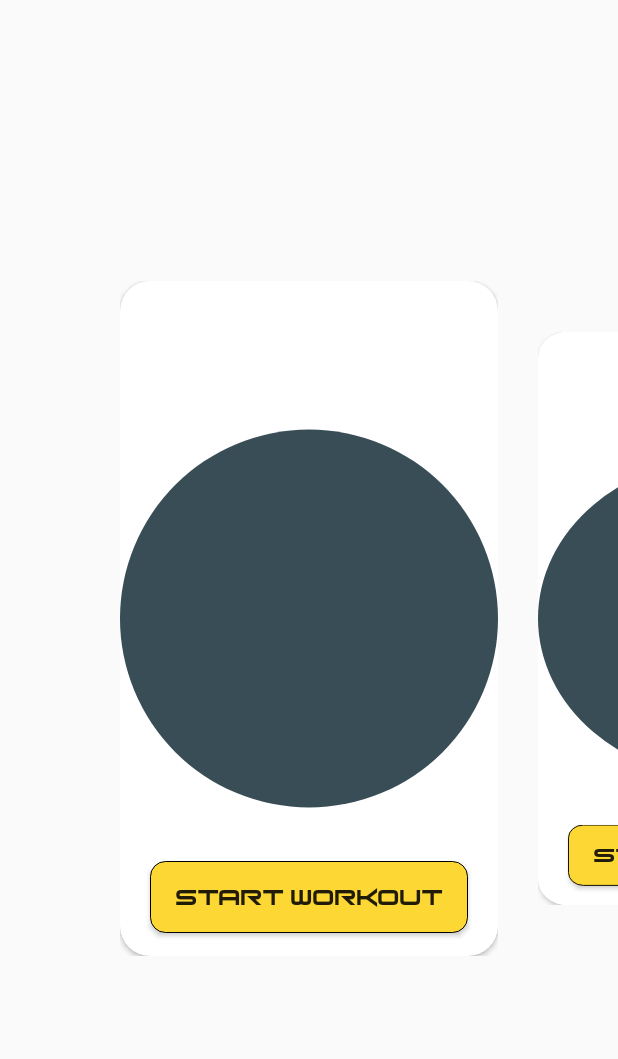
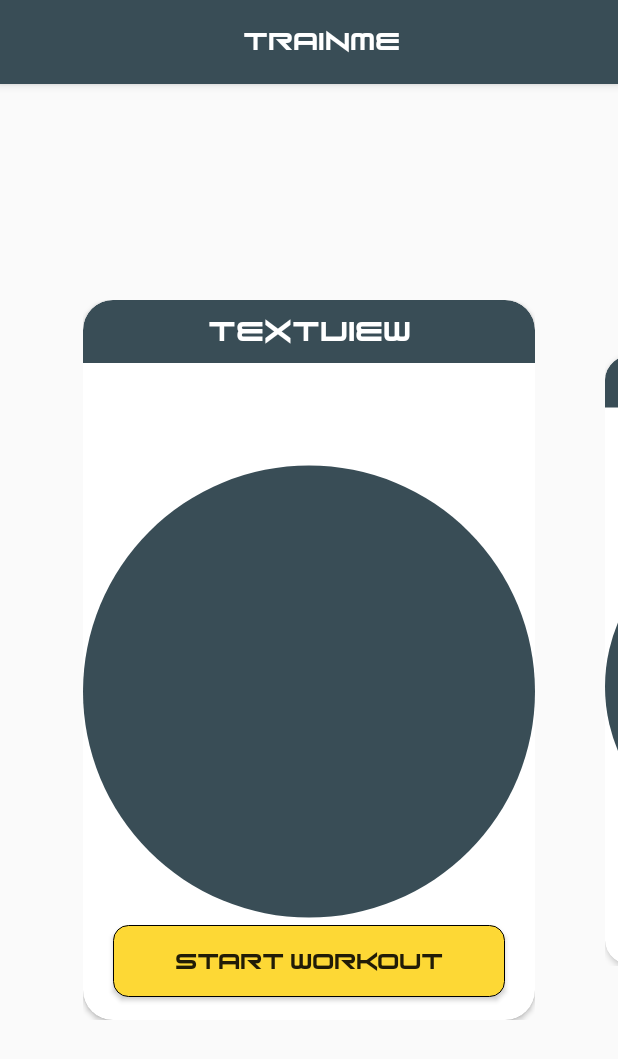
Before and after one commit to BinyaminRobbins/TrainMe, an Android app: the _Page3_SelectWorkout screen opened directly, with no data from a screen before it, on a phone screen of 412 x 824 dp. Shown: the top 1059 px of the screen. Run offline under Robolectric (Android 15) with nearby library versions, the light colour scheme and no system bars; libraries missing offline, so code that uses them is left out: com.makeramen.roundedimageview; plain views replace RoundedImageView; Roboto replaces fonts that are not available here; 3 statements that could not run were skipped.

Commit message:
Added Toolbar

```diff
--- a/app/src/main/AndroidManifest.xml
+++ b/app/src/main/AndroidManifest.xml
@@ -11,7 +11,8 @@
         android:roundIcon="@mipmap/ic_launcher_round"
         android:supportsRtl="true"
         android:theme="@style/AppTheme">
-        <activity android:name="._Page3_SelectWorkout"></activity>
+        <activity android:name="._Page3_SelectWorkout" android:label="@string/app_name">
+        </activity>
         <activity android:name="._Page2_UserDetails" />
         <activity android:name=".Athlete" />
         <activity android:name=".Select_A_Workout" />
--- a/app/src/main/java/com/binyamin/trainme/_Page3_SelectWorkout.java
+++ b/app/src/main/java/com/binyamin/trainme/_Page3_SelectWorkout.java
@@ -2,6 +2,7 @@ package com.binyamin.trainme;
 
 import androidx.annotation.NonNull;
 import androidx.appcompat.app.AppCompatActivity;
+import androidx.appcompat.widget.Toolbar;
 import androidx.viewpager2.widget.CompositePageTransformer;
 import androidx.viewpager2.widget.MarginPageTransformer;
 import androidx.viewpager2.widget.ViewPager2;
@@ -42,7 +43,7 @@ public class _Page3_SelectWorkout extends AppCompatActivity {
         viewPager2.getChildAt(0).setOverScrollMode(View.OVER_SCROLL_NEVER);
 
         CompositePageTransformer compositePageTransformer = new CompositePageTransformer();
-        compositePageTransformer.addTransformer(new MarginPageTransformer(40));
+        compositePageTransformer.addTransformer(new MarginPageTransformer(70));
         compositePageTransformer.addTransformer(new ViewPager2.PageTransformer() {
             @Override
             public void transformPage(@NonNull View page, float position) {
@@ -60,6 +61,9 @@ public class _Page3_SelectWorkout extends AppCompatActivity {
             }
         });
         backButtonCount= 0;
+
+        Toolbar toolbar = findViewById(R.id.toolbar);
+        setSupportActionBar(toolbar);
     }
     private Runnable sliderRunnable = new Runnable() {
         @Override
--- /dev/null
+++ b/app/src/main/res/drawable/textview_custom_workoutheader.xml
@@ -0,0 +1,6 @@
+<?xml version="1.0" encoding="utf-8"?>
+<shape xmlns:android="http://schemas.android.com/apk/res/android" android:shape="rectangle">
+    <solid android:color="@color/colorPrimaryDark"/>
+    <corners android:topLeftRadius="20dp" android:topRightRadius="20dp" android:bottomRightRadius="0dp" android:bottomLeftRadius="0dp"/>
+    <padding android:top="10dp" android:bottom="10dp"/>
+</shape>
--- /dev/null
+++ b/app/src/main/res/layout/_2_toolbar.xml
@@ -0,0 +1,20 @@
+<?xml version="1.0" encoding="utf-8"?>
+<androidx.appcompat.widget.Toolbar xmlns:android="http://schemas.android.com/apk/res/android"
+    android:layout_width="match_parent"
+    android:layout_height="wrap_content"
+    android:background="@color/colorPrimaryDark"
+    android:elevation="4dp"
+    android:theme="@style/ThemeOverlay.AppCompat.Dark.ActionBar"
+    >
+
+    <TextView
+        android:layout_width="match_parent"
+        android:layout_height="match_parent"
+        android:text="@string/app_name"
+        android:textSize="18sp"
+        android:fontFamily="@font/font_fox"
+        android:textColor="#fff"
+        android:gravity="center"
+        android:foregroundGravity="center"/>
+
+</androidx.appcompat.widget.Toolbar>
--- a/app/src/main/res/layout/_3_activity_select_workout.xml
+++ b/app/src/main/res/layout/_3_activity_select_workout.xml
@@ -6,17 +6,21 @@
     android:layout_height="match_parent"
     tools:context="._Page3_SelectWorkout">
 
+    <include
+        android:id="@+id/toolbar"
+        layout="@layout/_2_toolbar"
+        />
+
     <androidx.viewpager2.widget.ViewPager2
         android:id="@+id/ImageSlider"
         android:layout_width="match_parent"
-        android:layout_height="450dp"
-        android:paddingStart="80dp"
-        android:paddingEnd="80dp"
+        android:layout_height="480dp"
+        android:paddingStart="55dp"
+        android:paddingEnd="55dp"
         app:layout_constraintBottom_toBottomOf="parent"
         app:layout_constraintEnd_toEndOf="parent"
         app:layout_constraintStart_toStartOf="parent"
-        app:layout_constraintTop_toTopOf="parent"
 
-        />
+        app:layout_constraintTop_toBottomOf="@+id/toolbar" />
 
 </androidx.constraintlayout.widget.ConstraintLayout>
--- a/app/src/main/res/layout/_3_slide_item_container.xml
+++ b/app/src/main/res/layout/_3_slide_item_container.xml
@@ -1,6 +1,7 @@
 <?xml version="1.0" encoding="utf-8"?>
 <androidx.constraintlayout.widget.ConstraintLayout xmlns:android="http://schemas.android.com/apk/res/android"
     xmlns:app="http://schemas.android.com/apk/res-auto"
+    xmlns:tools="http://schemas.android.com/tools"
     android:orientation="vertical"
     android:layout_width="match_parent"
     android:layout_height="match_parent"
@@ -21,17 +22,17 @@
         <androidx.constraintlayout.widget.ConstraintLayout
             android:layout_width="match_parent"
             android:layout_height="match_parent"
-            android:elevation="5dp">
+           >
 
             <com.makeramen.roundedimageview.RoundedImageView
                 android:id="@+id/imageSlide"
                 android:layout_width="match_parent"
-                android:layout_height="match_parent"
+                android:layout_height="0dp"
                 android:src="@color/colorPrimaryDark"
                 app:layout_constraintBottom_toBottomOf="parent"
                 app:layout_constraintEnd_toEndOf="parent"
                 app:layout_constraintStart_toStartOf="parent"
-                app:layout_constraintTop_toTopOf="parent" />
+                app:layout_constraintTop_toBottomOf="@+id/textViewHeader" />
 
             <Button
                 android:id="@+id/button"
@@ -50,6 +51,23 @@
                 app:layout_constraintTop_toTopOf="@+id/imageSlide"
                 app:layout_constraintVertical_bias="1.0" />
 
+            <TextView
+                android:id="@+id/textViewHeader"
+                android:layout_width="match_parent"
+                android:layout_height="wrap_content"
+                android:background="@drawable/textview_custom_workoutheader"
+                android:fontFamily="@font/font_fox"
+                android:foregroundGravity="center"
+                android:gravity="center"
+                android:text="TextView"
+                android:textColor="@android:color/white"
+                android:textSize="20sp"
+                app:layout_constraintBottom_toBottomOf="parent"
+                app:layout_constraintEnd_toEndOf="parent"
+                app:layout_constraintStart_toStartOf="parent"
+                app:layout_constraintTop_toTopOf="parent"
+                app:layout_constraintVertical_bias="0.0" />
+
         </androidx.constraintlayout.widget.ConstraintLayout>
     </androidx.cardview.widget.CardView>
 
--- a/app/src/main/res/values/styles.xml
+++ b/app/src/main/res/values/styles.xml
@@ -8,4 +8,5 @@
         <item name="colorAccent">@color/colorAccent</item>
     </style>
 
+
 </resources>
```
Also changed, not shown: app/src/main/res/drawable-v24/homescreen_aaronjudge.jpg (added), app/src/main/res/drawable-v24/homescreen_brady.jpg (added), app/src/main/res/drawable-v24/homescreen_lebron.jpg (added), app/src/main/res/drawable-v24/homescreen_zlatan.jpg (added), 1 other file.
